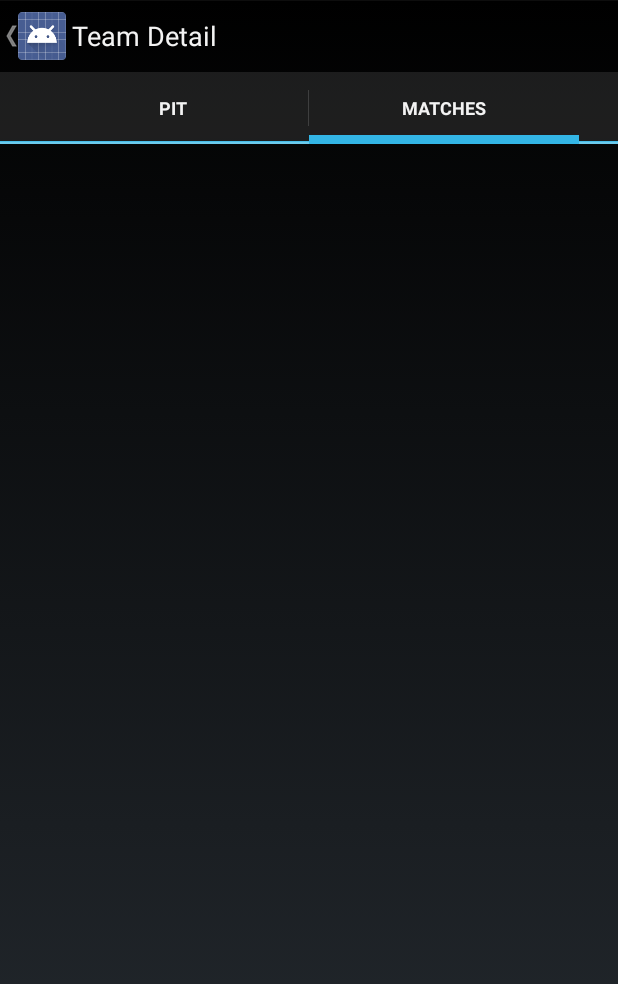
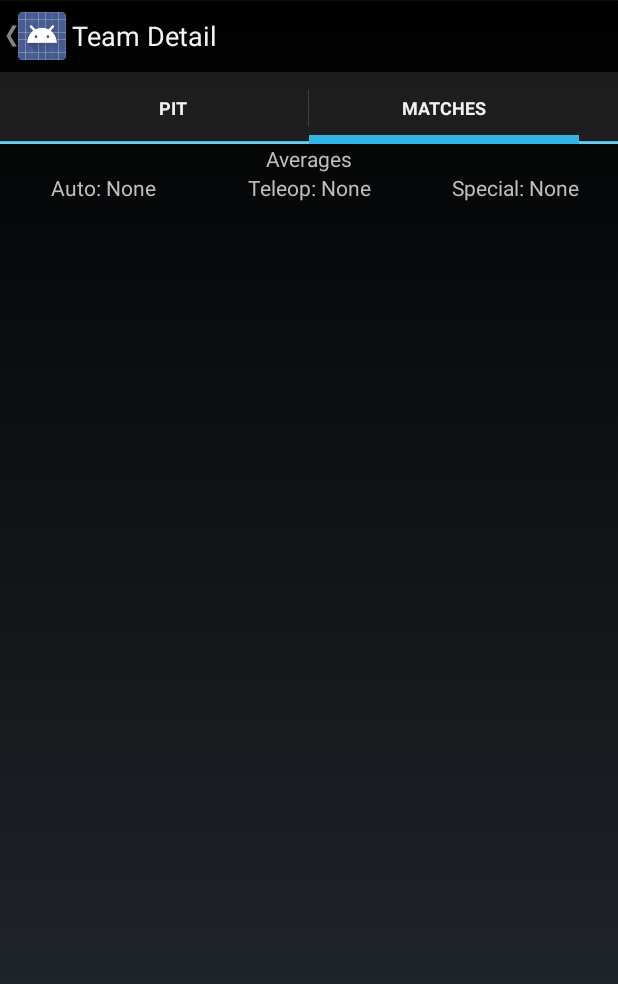
Before and after one commit to Auv5/Scouting, an Android app: the TeamDetail screen opened directly, with no data from a screen before it, tab 2 chosen, on a phone screen of 412 x 824 dp. Shown: the top 984 px of the screen. Run offline under Robolectric (Android 15) with nearby library versions, the phone set to English and light mode, and no system bars; 1 statement that could not run was skipped.

```diff
--- a/ScoutingClient/src/main/AndroidManifest.xml
+++ b/ScoutingClient/src/main/AndroidManifest.xml
@@ -12,7 +12,7 @@
 
     <uses-sdk
         android:minSdkVersion="14"
-        android:targetSdkVersion="16" />
+        android:targetSdkVersion="19" />
 
     <application
         android:allowBackup="true"
--- a/ScoutingClient/src/main/java/com/allsaintsrobotics/scouting/TeamDetail.java
+++ b/ScoutingClient/src/main/java/com/allsaintsrobotics/scouting/TeamDetail.java
@@ -15,9 +15,11 @@ import android.view.MenuItem;
 import android.view.View;
 import android.view.ViewGroup;
 import android.widget.ListView;
+import android.widget.TextView;
 
 import com.allsaintsrobotics.scouting.adapters.MatchAdapter;
 import com.allsaintsrobotics.scouting.adapters.QuestionAdapter;
+import com.allsaintsrobotics.scouting.models.Match;
 import com.allsaintsrobotics.scouting.models.Team;
 import com.allsaintsrobotics.scouting.survey.Question;
 
@@ -145,17 +147,74 @@ public class TeamDetail extends Activity {
     }
 
     public class MatchFragment extends Fragment {
+        private static final int MATCH_DETAIL = 8001;
         private ListView lv;
+        private TextView autoAverage;
+        private TextView teleopAverage;
+        private TextView specialAverage;
+        private List<Match> matches;
+
         @Override
         public View onCreateView(LayoutInflater inflater, ViewGroup container, Bundle savedInstanceState) {
             View v = inflater.inflate(R.layout.fragment_matchdata, container, false);
 
             this.lv = (ListView)v.findViewById(R.id.match_datalist);
 
-            this.lv.setAdapter(new MatchAdapter(TeamDetail.this, team, ScoutingDBHelper.
-                    getInstance().getMatches(team)));
+            this.matches = ScoutingDBHelper.getInstance().getMatches(team);
+
+            this.lv.setAdapter(new MatchAdapter(TeamDetail.this, team, matches));
+
+            this.autoAverage = (TextView) v.findViewById(R.id.auto_average);
+            this.teleopAverage = (TextView) v.findViewById(R.id.teleop_average);
+            this.specialAverage = (TextView) v.findViewById(R.id.special_average);
+
+            populateAverages();
 
             return v;
+        }
+
+        private void populateAverages() {
+            int autoTotal = 0;
+            int autoCount = 0;
+            int teleopTotal = 0;
+            int teleopCount = 0;
+            int specialTotal = 0;
+            int specialCount = 0;
+
+            for (Match m : matches) {
+                int auto = m.getAuto(team.getNumber());
+                int teleop = m.getTeleop(team.getNumber());
+                int special = m.getSpecial(team.getNumber());
+
+                if (auto != -1) {
+                    autoTotal += auto;
+                    autoCount += 1;
+                }
+
+                if (teleop != -1) {
+                    teleopTotal += teleop;
+                    teleopCount += 1;
+                }
+
+                if (special != -1) {
+                    specialTotal += special;
+                    specialCount += 1;
+                }
+            }
+
+            this.autoAverage.setText(String.format(getString(R.string.auto_average_format,
+                    autoCount == 0 ? "None" : Integer.toString(autoTotal / autoCount))));
+            this.teleopAverage.setText(String.format(getString(R.string.teleop_average_format),
+                    teleopCount == 0 ? "None" : Integer.toString(teleopTotal / teleopCount)));
+            this.specialAverage.setText(String.format(getString(R.string.special_average_format),
+                    specialCount == 0 ? "None" : Integer.toString(specialTotal / specialCount)));
+        }
+
+        @Override
+        public void onActivityResult(int requestCode, int resultCode, Intent data) {
+            if (requestCode == MATCH_DETAIL && resultCode == Activity.RESULT_OK) {
+                populateAverages();
+            }
         }
     }
 
--- a/ScoutingClient/src/main/res/layout/fragment_matchdata.xml
+++ b/ScoutingClient/src/main/res/layout/fragment_matchdata.xml
@@ -4,6 +4,42 @@
     xmlns:tools="http://schemas.android.com/tools"
     android:orientation="vertical" android:layout_width="match_parent"
     android:layout_height="match_parent">
+    <LinearLayout
+        android:layout_width="match_parent"
+        android:layout_height="wrap_content"
+        android:orientation="vertical">
+        <TextView
+            android:layout_height="wrap_content"
+            android:layout_width="wrap_content"
+            android:layout_gravity="center_horizontal"
+            android:text="@string/averages"/>
+        <LinearLayout
+            android:layout_height="wrap_content"
+            android:layout_width="match_parent"
+            android:gravity="center_horizontal">
+            <TextView
+                android:id="@+id/auto_average"
+                android:layout_height="wrap_content"
+                android:layout_width="0dip"
+                android:layout_weight="1"
+                android:gravity="center"
+                android:text="@string/auto_average_format"/>
+            <TextView
+                android:id="@+id/teleop_average"
+                android:layout_height="wrap_content"
+                android:layout_width="0dip"
+                android:layout_weight="1"
+                android:gravity="center"
+                android:text="@string/teleop_average_format"/>
+            <TextView
+                android:id="@+id/special_average"
+                android:layout_height="wrap_content"
+                android:layout_width="0dip"
+                android:layout_weight="1"
+                android:gravity="center"
+                android:text="@string/special_average_format"/>
+        </LinearLayout>
+    </LinearLayout>
     <ListView
         android:id="@+id/match_datalist"
         android:layout_width="match_parent"
--- a/ScoutingClient/src/main/res/values/match_strings.xml
+++ b/ScoutingClient/src/main/res/values/match_strings.xml
@@ -8,4 +8,5 @@
     <string name="blue_team1_default">1241</string>
     <string name="blue_score">150</string>
     <string name="match_id_format">Qualification Match %d</string>
+    <string name="averages">Averages</string>
 </resources>
--- a/ScoutingClient/src/main/res/values/strings.xml
+++ b/ScoutingClient/src/main/res/values/strings.xml
@@ -10,4 +10,7 @@
     <string name="blue_team2_default">610</string>
     <string name="blue_team3_default">2013</string>
     <string name="red_score_default">200</string>
+    <string name="auto_average_format">Auto: %s</string>
+    <string name="teleop_average_format">Teleop: %s</string>
+    <string name="special_average_format">Special: %s</string>
 </resources>
```
Also changed, not shown: ScoutingClient/src/main/java/com/allsaintsrobotics/scouting/ScoutingDBHelper.java (+7 -7 lines), ScoutingClient/src/main/java/com/allsaintsrobotics/scouting/adapters/MatchAdapter.java (+6 -6 lines), ScoutingClient/src/main/java/com/allsaintsrobotics/scouting/models/Match.java (+35 -34 lines), 5 other files.
